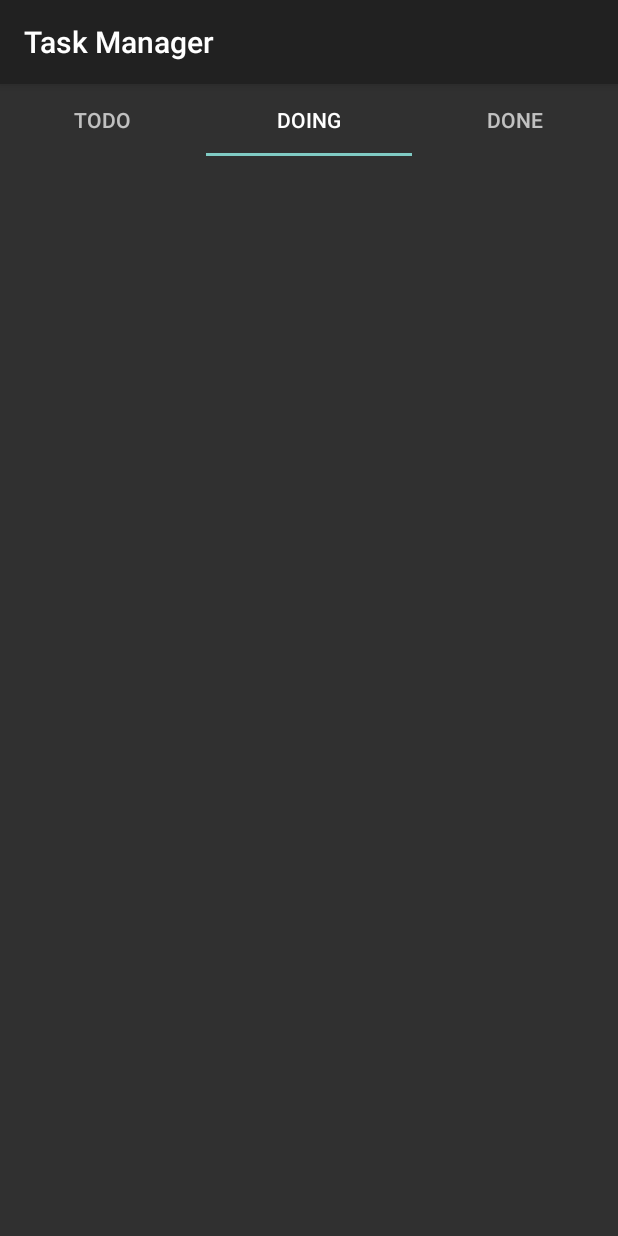
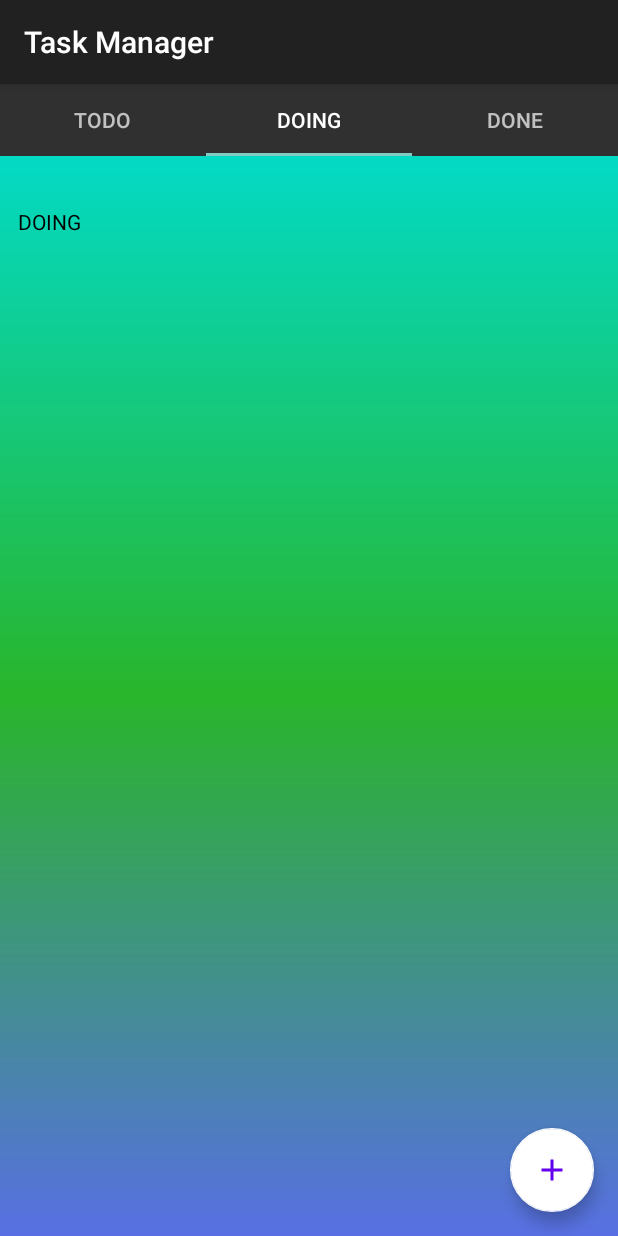
Before and after one commit to sirMojtaba/MyTaskManager, an Android app: the TaskViewPagerFragment screen opened directly, with no data from a screen before it, tab 2 chosen, on a phone screen of 412 x 824 dp. Run offline under Robolectric (Android 15) with nearby library versions, the phone set to English and light mode, and no system bars.

Commit message:
create floating action button and all it's logic to work properly

```diff
--- a/app/src/main/AndroidManifest.xml
+++ b/app/src/main/AndroidManifest.xml
@@ -12,7 +12,7 @@
         <activity android:name=".controller.activity.PagerActivity">
 
         </activity>
-        <activity android:name=".controller.activity.TaskListActivity" />
+        <activity android:name=".controller.activity.TaskRecyclerViewActivity" />
         <activity android:name=".controller.activity.StarterActivity">
             <intent-filter>
                 <action android:name="android.intent.action.MAIN" />
--- a/app/src/main/java/com/example/task/adapter/TaskListAdapter.java
+++ b/app/src/main/java/com/example/task/adapter/TaskRecyclerViewAdapter.java
@@ -15,11 +15,15 @@ import com.example.task.model.Task;
 
 import java.util.List;
 
-public class TaskListAdapter extends RecyclerView.Adapter<TaskListAdapter.TaskViewHolder> {
+public class TaskRecyclerViewAdapter extends RecyclerView.Adapter<TaskRecyclerViewAdapter.TaskViewHolder> {
 
     private List<Task> mTaskList;
 
-    public TaskListAdapter(List<Task> taskList) {
+    public void setTaskList(List<Task> taskList) {
+        mTaskList = taskList;
+    }
+
+    public TaskRecyclerViewAdapter(List<Task> taskList) {
         mTaskList = taskList;
     }
 
@@ -41,8 +45,6 @@ public class TaskListAdapter extends RecyclerView.Adapter<TaskListAdapter.TaskVi
         else {
             holder.mLayoutRow.setBackgroundColor(Color.parseColor("#27FF0057"));
         }
-
-
     }
 
     @Override
@@ -67,8 +69,6 @@ public class TaskListAdapter extends RecyclerView.Adapter<TaskListAdapter.TaskVi
             mTextViewName.setText(task.getName());
             mTextViewState.setText(String.valueOf(task.getTaskState()));
         }
-
-
     }
 
 }
--- a/app/src/main/java/com/example/task/adapter/TaskViewPagerAdapter.java
+++ b/app/src/main/java/com/example/task/adapter/TaskViewPagerAdapter.java
@@ -5,25 +5,27 @@ import androidx.fragment.app.Fragment;
 import androidx.fragment.app.FragmentActivity;
 import androidx.viewpager2.adapter.FragmentStateAdapter;
 
-import com.example.task.controller.fragment.TaskFragment;
+import com.example.task.controller.fragment.TaskViewPagerFragment;
 import com.example.task.enums.TaskState;
+import com.example.task.model.Task;
 
 public class TaskViewPagerAdapter extends FragmentStateAdapter {
 
 
     public TaskViewPagerAdapter(@NonNull FragmentActivity fragmentActivity) {
         super(fragmentActivity);
+
     }
 
     @NonNull
     @Override
     public Fragment createFragment(int position) {
         if (position == 0)
-            return TaskFragment.newInstance(TaskState.TODO);
+            return TaskViewPagerFragment.newInstance(TaskState.TODO);
         else if (position == 1)
-            return TaskFragment.newInstance(TaskState.DOING);
+            return TaskViewPagerFragment.newInstance(TaskState.DOING);
         else
-            return TaskFragment.newInstance(TaskState.DONE);
+            return TaskViewPagerFragment.newInstance(TaskState.DONE);
 
     }
 
--- a/app/src/main/java/com/example/task/controller/activity/PagerActivity.java
+++ b/app/src/main/java/com/example/task/controller/activity/PagerActivity.java
@@ -4,16 +4,26 @@ import androidx.appcompat.app.AppCompatActivity;
 import androidx.viewpager2.widget.ViewPager2;
 
 import android.os.Bundle;
+import android.view.View;
 
 import com.example.task.R;
 import com.example.task.adapter.TaskViewPagerAdapter;
-import com.example.task.controller.fragment.TaskFragment;
+import com.example.task.controller.fragment.StarterFragment;
+import com.example.task.controller.fragment.TaskViewPagerFragment;
+import com.example.task.enums.TaskState;
+import com.example.task.model.Task;
+import com.example.task.repository.TaskRepository;
+import com.google.android.material.floatingactionbutton.FloatingActionButton;
+import com.google.android.material.snackbar.BaseTransientBottomBar;
+import com.google.android.material.snackbar.Snackbar;
 import com.google.android.material.tabs.TabLayout;
 import com.google.android.material.tabs.TabLayoutMediator;
 
 public class PagerActivity extends AppCompatActivity {
     private TabLayout mTabLayout;
     private ViewPager2 mViewPager;
+    private TaskRepository mTaskRepository;
+    private FloatingActionButton mFloatingActionButton;
     private TaskViewPagerAdapter mTaskViewPagerAdapter;
 
     @Override
@@ -23,16 +33,40 @@ public class PagerActivity extends AppCompatActivity {
 
         findViews();
 
-        mTaskViewPagerAdapter = new TaskViewPagerAdapter(this);
-        mViewPager.setAdapter(mTaskViewPagerAdapter);
+        setViewPagerAdapter();
 
         new TabLayoutMediator(mTabLayout, mViewPager,
                 (mTabLayout, position) -> mTabLayout.setText(setTabText(position))).attach();
+
+        mTaskRepository = TaskRepository.getInstance();
+
+        setClickListeners();
+    }
+
+    private void setViewPagerAdapter() {
+        mTaskViewPagerAdapter = new TaskViewPagerAdapter(this);
+        mViewPager.setAdapter(mTaskViewPagerAdapter);
+    }
+
+    private void setClickListeners() {
+        mFloatingActionButton.setOnClickListener(new View.OnClickListener() {
+            @Override
+            public void onClick(View v) {
+                String name = mTaskRepository.getTasks().get(0).getName();
+                Task task = new Task(name, StarterFragment.getState());
+                mTaskRepository.addTask(task);
+                Snackbar.make(v, "The new task is added to " + task.getTaskState() + " tab",
+                        Snackbar.LENGTH_LONG).show();
+                updateRecyclerView();
+            }
+        });
     }
 
     private void findViews() {
         mTabLayout = findViewById(R.id.tab_layout);
         mViewPager = findViewById(R.id.view_pager);
+        mFloatingActionButton = findViewById(R.id.floating_action_button);
+
     }
 
     private String setTabText(int position) {
@@ -53,10 +87,8 @@ public class PagerActivity extends AppCompatActivity {
 
     private void updateRecyclerView() {
         for (int i = 0; i < getSupportFragmentManager().getFragments().size(); i++) {
-            if (getSupportFragmentManager().getFragments().get(i) instanceof TaskFragment)
-                ((TaskFragment) getSupportFragmentManager().getFragments().get(i)).updateUI();
-
+            if (getSupportFragmentManager().getFragments().get(i) instanceof TaskViewPagerFragment)
+                ((TaskViewPagerFragment) getSupportFragmentManager().getFragments().get(i)).updateUI();
         }
     }
-
 }
--- a/app/src/main/java/com/example/task/controller/fragment/TaskFragment.java
+++ b/app/src/main/java/com/example/task/controller/fragment/TaskViewPagerFragment.java
@@ -2,6 +2,7 @@ package com.example.task.controller.fragment;
 
 import android.os.Bundle;
 
+import androidx.annotation.NonNull;
 import androidx.fragment.app.Fragment;
 import androidx.recyclerview.widget.LinearLayoutManager;
 import androidx.recyclerview.widget.RecyclerView;
@@ -11,39 +12,43 @@ import android.view.View;
 import android.view.ViewGroup;
 
 import com.example.task.R;
-import com.example.task.adapter.TaskListAdapter;
+import com.example.task.adapter.TaskRecyclerViewAdapter;
 import com.example.task.enums.TaskState;
 import com.example.task.model.Task;
 import com.example.task.repository.TaskRepository;
+import com.google.android.material.floatingactionbutton.FloatingActionButton;
 
 import java.util.ArrayList;
 import java.util.List;
 
-public class TaskFragment extends Fragment {
-    public static final String TASK_STATE_ARG = "task state arg";
+public class TaskViewPagerFragment extends Fragment {
+    public static final String ARGS_TASK_STATE = "task state arg";
     private RecyclerView mRecyclerView;
     private TaskRepository mTaskRepository;
     private TaskState mTaskState;
-    private TaskListAdapter mTaskListAdapter;
+
+    private TaskRecyclerViewAdapter mTaskRecyclerViewAdapter;
 
 
-    public TaskFragment() {
+    public TaskViewPagerFragment() {
         // Required empty public constructor
     }
 
-    public static TaskFragment newInstance(TaskState taskState) {
-        TaskFragment fragment = new TaskFragment();
+    public static TaskViewPagerFragment newInstance(TaskState taskState) {
+        TaskViewPagerFragment fragment = new TaskViewPagerFragment();
         Bundle args = new Bundle();
-        args.putSerializable(TASK_STATE_ARG, taskState);
+        args.putSerializable(ARGS_TASK_STATE, taskState);
         fragment.setArguments(args);
         return fragment;
     }
+
+
 
     @Override
     public void onCreate(Bundle savedInstanceState) {
         super.onCreate(savedInstanceState);
         mTaskRepository = TaskRepository.getInstance();
-        mTaskState = (TaskState) getArguments().getSerializable(TASK_STATE_ARG);
+        mTaskState = (TaskState) getArguments().getSerializable(ARGS_TASK_STATE);
 
     }
 
@@ -51,25 +56,33 @@ public class TaskFragment extends Fragment {
     public View onCreateView(LayoutInflater inflater, ViewGroup container,
                              Bundle savedInstanceState) {
         // Inflate the layout for this fragment
-        View view = inflater.inflate(R.layout.fragment_task, container, false);
-        mRecyclerView = view.findViewById(R.id.recycler_view_pager);
+        View view = inflater.inflate(R.layout.fragment_task_recycler_view, container, false);
+        mRecyclerView = view.findViewById(R.id.recycler_view);
+
         mRecyclerView.setLayoutManager(new LinearLayoutManager(getActivity()));
-        mTaskListAdapter = new TaskListAdapter(setList());
-        mRecyclerView.setAdapter(mTaskListAdapter);
+        mTaskRecyclerViewAdapter = new TaskRecyclerViewAdapter(setList());
+        mRecyclerView.setAdapter(mTaskRecyclerViewAdapter);
         return view;
     }
 
     private List<Task> setList() {
         List<Task> tasks = new ArrayList<>();
         for (int i = 0; i < mTaskRepository.getTasks().size(); i++) {
-            if(mTaskRepository.getTasks().get(i).getTaskState() == mTaskState)
+            if (mTaskRepository.getTasks().get(i).getTaskState() == mTaskState)
                 tasks.add(mTaskRepository.getTasks().get(i));
-
         }
         return tasks;
     }
-    public void updateUI(){
 
+
+    public void updateUI() {
+        if (mTaskRecyclerViewAdapter == null) {
+            mTaskRecyclerViewAdapter = new TaskRecyclerViewAdapter(setList());
+            mRecyclerView.setAdapter(mTaskRecyclerViewAdapter);
+        } else {
+            mTaskRecyclerViewAdapter.setTaskList(setList());
+            mTaskRecyclerViewAdapter.notifyDataSetChanged();
+        }
     }
 
 }
--- a/app/src/main/java/com/example/task/repository/TaskRepository.java
+++ b/app/src/main/java/com/example/task/repository/TaskRepository.java
@@ -34,4 +34,9 @@ public class TaskRepository {
     public void setTasks(List<Task> tasks) {
         mTasks = tasks;
     }
+
+    //create
+    public void addTask(Task task){
+        mTasks.add(task);
+    }
 }
--- /dev/null
+++ b/app/src/main/res/drawable/ic_add.xml
@@ -0,0 +1,10 @@
+<vector xmlns:android="http://schemas.android.com/apk/res/android"
+    android:width="30dp"
+    android:height="30dp"
+    android:viewportWidth="24"
+    android:viewportHeight="24"
+    android:tint="?attr/colorControlNormal">
+  <path
+      android:fillColor="@android:color/white"
+      android:pathData="M19,13h-6v6h-2v-6H5v-2h6V5h2v6h6v2z"/>
+</vector>
--- a/app/src/main/res/layout/activity_pager.xml
+++ b/app/src/main/res/layout/activity_pager.xml
@@ -1,10 +1,10 @@
 <?xml version="1.0" encoding="utf-8"?>
-<LinearLayout xmlns:android="http://schemas.android.com/apk/res/android"
+<RelativeLayout xmlns:android="http://schemas.android.com/apk/res/android"
     xmlns:app="http://schemas.android.com/apk/res-auto"
     xmlns:tools="http://schemas.android.com/tools"
+    android:id="@+id/linearLayout"
     android:layout_width="match_parent"
     android:layout_height="match_parent"
-    android:orientation="vertical"
     tools:context=".controller.activity.PagerActivity">
 
     <com.google.android.material.tabs.TabLayout
@@ -15,6 +15,23 @@
     <androidx.viewpager2.widget.ViewPager2
         android:id="@+id/view_pager"
         android:layout_width="match_parent"
-        android:layout_height="match_parent" />
+        android:layout_height="match_parent"
+        android:layout_marginTop="48dp" />
 
-</LinearLayout>
+    <com.google.android.material.floatingactionbutton.FloatingActionButton
+        android:id="@+id/floating_action_button"
+        android:layout_width="wrap_content"
+        android:layout_height="wrap_content"
+        android:layout_alignParentEnd="true"
+        android:layout_alignParentRight="true"
+        android:layout_alignParentBottom="true"
+        android:layout_marginRight="16dp"
+        android:layout_marginBottom="16dp"
+        android:src="@drawable/ic_add"
+        android:tint="@color/colorPrimary"
+        app:backgroundTint="#FFFFFF" />
+
+
+
+
+</RelativeLayout>
--- a/app/src/main/res/layout/fragment_task.xml
+++ /dev/null
@@ -1,9 +0,0 @@
-<?xml version="1.0" encoding="utf-8"?>
-<androidx.recyclerview.widget.RecyclerView xmlns:android="http://schemas.android.com/apk/res/android"
-    xmlns:tools="http://schemas.android.com/tools"
-    android:id="@+id/recycler_view_pager"
-    android:layout_width="match_parent"
-    android:layout_height="match_parent"
-    tools:context=".controller.fragment.TaskFragment">
-
-</androidx.recyclerview.widget.RecyclerView>
--- a/app/src/main/res/layout/fragment_task_list.xml
+++ b/app/src/main/res/layout/fragment_task_recycler_view.xml
@@ -6,6 +6,6 @@
     android:layout_height="match_parent"
     android:background="@drawable/gradient"
     android:padding="8dp"
-    tools:context=".controller.fragment.TaskListFragment">
+    tools:context=".controller.fragment.TaskRecyclerViewFragment">
 
 </androidx.recyclerview.widget.RecyclerView>
```
Also changed, not shown: app/src/main/java/com/example/task/controller/activity/TaskRecyclerViewActivity.java (renamed from app/src/main/java/com/example/task/controller/activity/TaskListActivity.java, +4 -4 lines), app/src/main/java/com/example/task/controller/fragment/StarterFragment.java (+3 -6 lines), app/src/main/java/com/example/task/controller/fragment/TaskRecyclerViewFragment.java (renamed from app/src/main/java/com/example/task/controller/fragment/TaskListFragment.java, +5 -8 lines).
